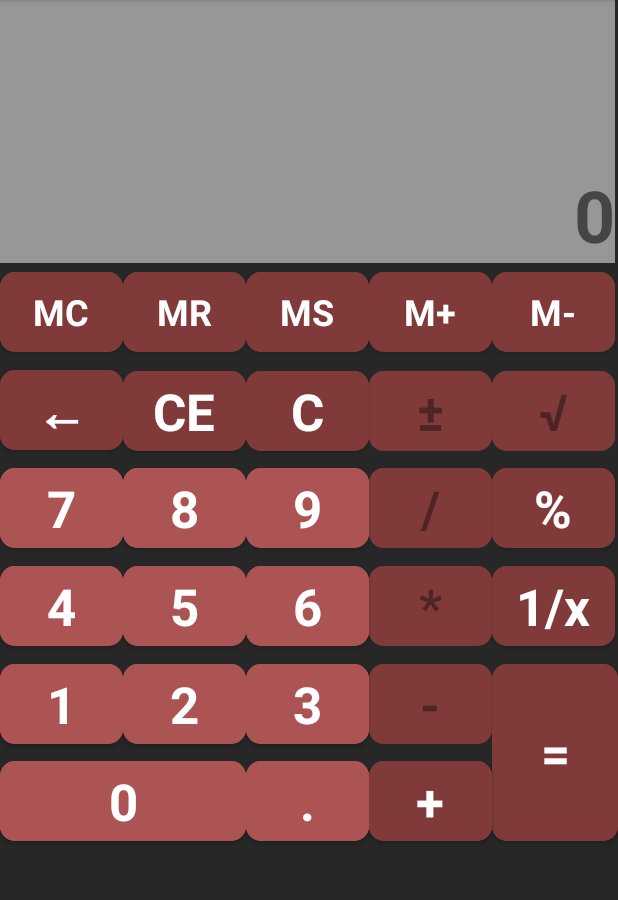
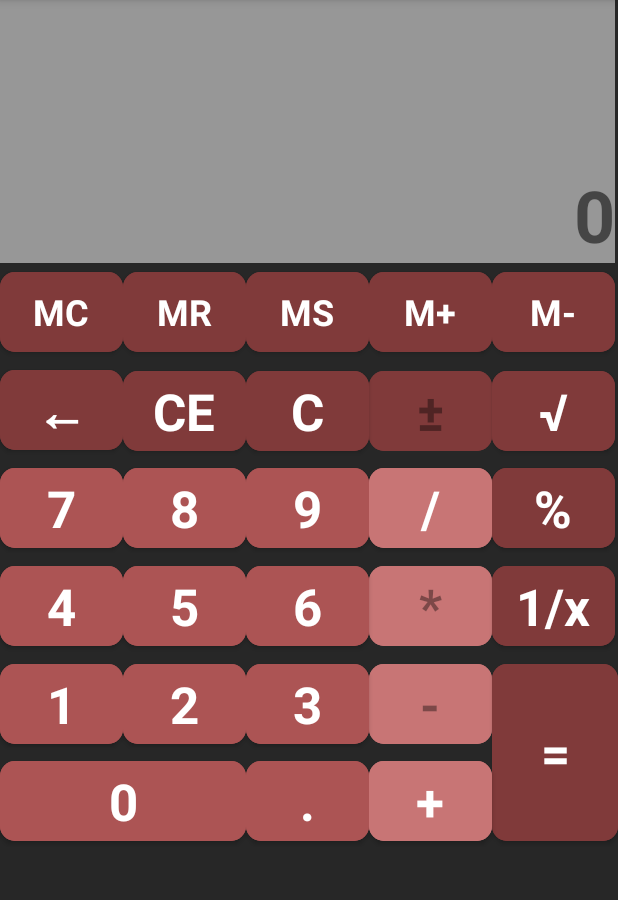
Before and after one commit to Martyn3z/MIPT3_Martynas, an Android app: the screen it shows after launch (MainActivity), after a tap on an icon or button, on a phone screen of 412 x 824 dp, the part 84-984 px from its top. Run offline under Robolectric (Android 15) with nearby library versions, the phone set to English and light mode, and no system bars.

```diff
--- a/app/src/main/java/com/example/mipt3_martynas/MainActivity.java
+++ b/app/src/main/java/com/example/mipt3_martynas/MainActivity.java
@@ -12,6 +12,7 @@ public class MainActivity extends AppCompatActivity implements View.OnClickListe
     private TextView Result;
     private float FinalResult = 0;
     private String Memory, Temp;
+    boolean OperatorToggle = false, IsActionDone = false;
 
 
     @Override
@@ -35,6 +36,8 @@ public class MainActivity extends AppCompatActivity implements View.OnClickListe
         Button Delete = findViewById(R.id.buttonBack);
         Button Plus = findViewById(R.id.buttonPlus);
         Button Count = findViewById(R.id.buttonCount);
+        Button Divide = findViewById(R.id.buttonDivide);
+        Button Root = findViewById(R.id.buttonRoot);
 
         Result = findViewById(R.id.MainScreen);
 
@@ -54,19 +57,32 @@ public class MainActivity extends AppCompatActivity implements View.OnClickListe
         Empty.setOnClickListener(this);
         Plus.setOnClickListener(this);
         Count.setOnClickListener(this);
+        Divide.setOnClickListener(this);
+        Root.setOnClickListener(this);
+    }
+
+    public void checkIfZero()
+    {
+        String ResultString = (String) Result.getText();
+        if ((Result.getText()).charAt((Result.getText()).length() - 1) == '.' || (Result.getText()).charAt((Result.getText()).length()) == '0') {
+            ResultString = ResultString.substring(0, ResultString.length() - 1);
+            Result.setText(ResultString);
+        }
     }
 
     public void onClick(View v)
     {
         String ResultString = (String) Result.getText();
 
-        if ((Result.getText()).charAt(0) == '0' && (findViewById(R.id.buttonDot)).isEnabled() == true) {
+        if ((Result.getText()).charAt(0) == '0' && (findViewById(R.id.buttonDot)).isEnabled() == true || IsActionDone == true || Result.getText() == "NaN") {
             (findViewById(R.id.buttonZero)).setEnabled(true);
             (findViewById(R.id.buttonEmpty)).setEnabled(true);
             (findViewById(R.id.buttonDelete)).setEnabled(true);
             (findViewById(R.id.buttonBack)).setEnabled(true);
             (findViewById(R.id.buttonDot)).setEnabled(true);
-
+            (findViewById(R.id.buttonRoot)).setEnabled(true);
+            (findViewById(R.id.buttonDivide)).setEnabled(true);
+            IsActionDone = false;
 
             switch (v.getId()) {
                 case R.id.buttonOne:
@@ -99,6 +115,10 @@ public class MainActivity extends AppCompatActivity implements View.OnClickListe
                 case R.id.buttonDot:
                     Result.setText(Result.getText() + ".");
                     (findViewById(R.id.buttonDot)).setEnabled(false);
+                    break;
+                case R.id.buttonDivide:
+                    if ((Result.getText().toString()) == "0")
+                        Result.setText("NaN");
                     break;
             }
         }
@@ -150,9 +170,15 @@ public class MainActivity extends AppCompatActivity implements View.OnClickListe
                         (findViewById(R.id.buttonBack)).setEnabled(false);
                     }
                     break;
+                case R.id.buttonDivide:
+                    if ((Result.getText().toString()) == "0")
+                        Result.setText("NaN");
+                    break;
+
                 case R.id.buttonEmpty:
                     Memory = "0";
                     Result.setText("0");
+                    FinalResult = 0;
                     (findViewById(R.id.buttonBack)).setEnabled(false);
                     (findViewById(R.id.buttonZero)).setEnabled(false);
                     (findViewById(R.id.buttonEmpty)).setEnabled(false);
@@ -161,6 +187,7 @@ public class MainActivity extends AppCompatActivity implements View.OnClickListe
                     break;
                 case R.id.buttonDelete:
                     Result.setText("0");
+                    FinalResult = 0;
                     (findViewById(R.id.buttonBack)).setEnabled(false);
                     (findViewById(R.id.buttonZero)).setEnabled(false);
                     (findViewById(R.id.buttonDelete)).setEnabled(false);
@@ -171,23 +198,27 @@ public class MainActivity extends AppCompatActivity implements View.OnClickListe
                     (findViewById(R.id.buttonDot)).setEnabled(false);
                     break;
                 case R.id.buttonPlus:
-                    if ((Result.getText()).charAt((Result.getText()).length() - 1) != '.') {
-                        FinalResult = FinalResult + Float.parseFloat((Result.getText()).toString());
+                    IsActionDone = true;
+
+                    Result.setText("0");
+
+                    if (OperatorToggle) {
+                        OperatorToggle = false;
+                        FinalResult = FinalResult + Float.valueOf((Result.getText()).toString());
+                        Result.setText(Float.toString(FinalResult));
                     }
-                    else {
-                        ResultString = ResultString.substring(0, ResultString.length() - 1);
-                        Result.setText(ResultString);
-                        FinalResult = FinalResult + Float.parseFloat((Result.getText()).toString());
+                    else
+                    {
+                        OperatorToggle = true;
+                        FinalResult = Float.valueOf((Result.getText()).toString());
+                        Result.setText("0");
                     }
                     break;
                 case R.id.buttonCount:
                     Result.setText(Float.toString(FinalResult));
-                    FinalResult = FinalResult + Float.parseFloat((Result.getText()).toString());
 
                     break;
             }
         }
-
-
     }
 }
--- a/app/src/main/res/layout/activity_main.xml
+++ b/app/src/main/res/layout/activity_main.xml
@@ -212,7 +212,7 @@
                 android:id="@+id/buttonDivide"
                 android:layout_width="70dp"
                 android:layout_height="65dp"
-                android:backgroundTint="#803A3A"
+                android:backgroundTint="#C87575"
                 android:enabled="false"
                 android:gravity="center_horizontal|center_vertical"
                 android:text="/"
@@ -278,7 +278,7 @@
                 android:id="@+id/buttonMultiply"
                 android:layout_width="70dp"
                 android:layout_height="65dp"
-                android:backgroundTint="#803A3A"
+                android:backgroundTint="#C87575"
                 android:enabled="false"
                 android:gravity="center_horizontal|center_vertical"
                 android:text="*"
@@ -344,7 +344,7 @@
                 android:id="@+id/buttonMinus"
                 android:layout_width="70dp"
                 android:layout_height="65dp"
-                android:backgroundTint="#803A3A"
+                android:backgroundTint="#C87575"
                 android:enabled="false"
                 android:gravity="center_horizontal|center_vertical"
                 android:text="-"
@@ -406,7 +406,7 @@
                 android:id="@+id/buttonPlus"
                 android:layout_width="70dp"
                 android:layout_height="65dp"
-                android:backgroundTint="#803A3A"
+                android:backgroundTint="#C87575"
                 android:enabled="true"
                 android:gravity="center_horizontal|center_vertical"
                 android:text="+"
```
